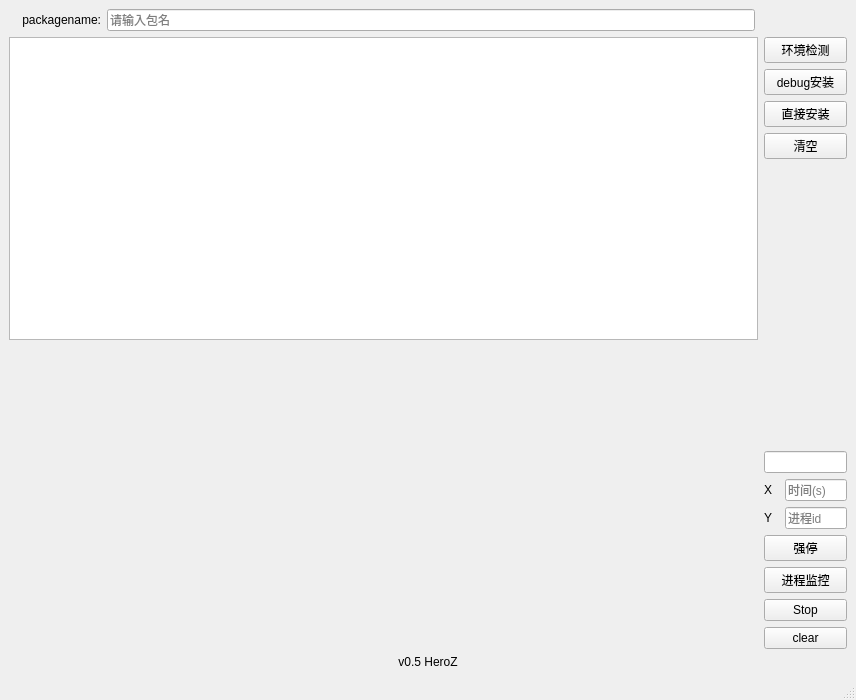
Qt form ui/newtoolui.ui (HeroZ6/haiwaitest_tool) before a commit.
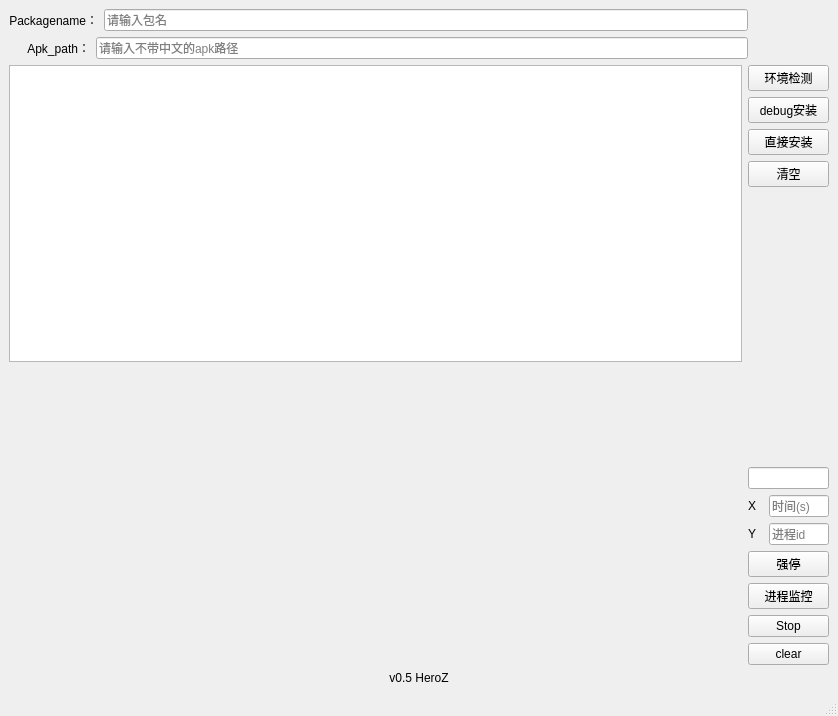
The same form after that commit. Custom widgets are drawn as their Qt base class.

Commit message: debug有bug

Patch:
```diff
--- a/ui/newtoolui.ui
+++ b/ui/newtoolui.ui
@@ -6,8 +6,8 @@
    <rect>
     <x>0</x>
     <y>0</y>
-    <width>856</width>
-    <height>700</height>
+    <width>838</width>
+    <height>716</height>
    </rect>
   </property>
   <property name="windowTitle">
@@ -18,25 +18,11 @@
     <item>
      <layout class="QVBoxLayout" name="outer_all">
       <item>
-       <layout class="QHBoxLayout" name="ouertui_2" stretch="1">
-        <item>
-         <layout class="QHBoxLayout" name="input_ui" stretch="1,7,1">
-          <property name="sizeConstraint">
-           <enum>QLayout::SetDefaultConstraint</enum>
-          </property>
+       <layout class="QHBoxLayout" name="package_2" stretch="1,8,1">
           <item>
            <widget class="QLabel" name="label">
-            <property name="sizePolicy">
-             <sizepolicy hsizetype="Ignored" vsizetype="Fixed">
-              <horstretch>0</horstretch>
-              <verstretch>0</verstretch>
-             </sizepolicy>
-            </property>
             <property name="text">
-             <string>packagename:</string>
-            </property>
-            <property name="textFormat">
-             <enum>Qt::AutoText</enum>
+           <string>Packagename：</string>
             </property>
             <property name="alignment">
              <set>Qt::AlignRight|Qt::AlignTrailing|Qt::AlignVCenter</set>
@@ -45,39 +31,9 @@
           </item>
           <item>
            <widget class="QLineEdit" name="packname_input">
-            <property name="sizePolicy">
-             <sizepolicy hsizetype="Ignored" vsizetype="Fixed">
-              <horstretch>0</horstretch>
-              <verstretch>0</verstretch>
-             </sizepolicy>
-            </property>
-            <property name="minimumSize">
-             <size>
-              <width>0</width>
-              <height>0</height>
-             </size>
-            </property>
-            <property name="maximumSize">
-             <size>
-              <width>700</width>
-              <height>16777215</height>
-             </size>
-            </property>
-            <property name="layoutDirection">
-             <enum>Qt::LeftToRight</enum>
-            </property>
-            <property name="inputMask">
-             <string/>
-            </property>
-            <property name="text">
-             <string/>
-            </property>
             <property name="placeholderText">
              <string>请输入包名</string>
             </property>
-            <property name="clearButtonEnabled">
-             <bool>false</bool>
-            </property>
            </widget>
           </item>
           <item>
@@ -85,18 +41,47 @@
             <property name="orientation">
              <enum>Qt::Horizontal</enum>
             </property>
-            <property name="sizeType">
-             <enum>QSizePolicy::Ignored</enum>
-            </property>
             <property name="sizeHint" stdset="0">
              <size>
-              <width>80</width>
+            <width>40</width>
               <height>20</height>
              </size>
             </property>
            </spacer>
           </item>
          </layout>
+      </item>
+      <item>
+       <layout class="QHBoxLayout" name="path" stretch="1,8,1">
+        <item>
+         <widget class="QLabel" name="label_2">
+          <property name="text">
+           <string>Apk_path：</string>
+          </property>
+          <property name="alignment">
+           <set>Qt::AlignRight|Qt::AlignTrailing|Qt::AlignVCenter</set>
+          </property>
+         </widget>
+        </item>
+        <item>
+         <widget class="QLineEdit" name="apk_path">
+          <property name="placeholderText">
+           <string>请输入不带中文的apk路径</string>
+          </property>
+         </widget>
+        </item>
+        <item>
+         <spacer name="horizontalSpacer_2">
+          <property name="orientation">
+           <enum>Qt::Horizontal</enum>
+          </property>
+          <property name="sizeHint" stdset="0">
+           <size>
+            <width>40</width>
+            <height>20</height>
+           </size>
+          </property>
+         </spacer>
         </item>
        </layout>
       </item>
@@ -113,7 +98,7 @@
           <item>
            <widget class="QPlainTextEdit" name="result_label">
             <property name="sizePolicy">
-             <sizepolicy hsizetype="Expanding" vsizetype="Expanding">
+             <sizepolicy hsizetype="Ignored" vsizetype="Expanding">
               <horstretch>0</horstretch>
               <verstretch>1</verstretch>
              </sizepolicy>
@@ -123,7 +108,7 @@
           <item>
            <widget class="PlotWidget" name="historyPlot" native="true">
             <property name="sizePolicy">
-             <sizepolicy hsizetype="Preferred" vsizetype="Preferred">
+             <sizepolicy hsizetype="Ignored" vsizetype="Preferred">
               <horstretch>0</horstretch>
               <verstretch>1</verstretch>
              </sizepolicy>
@@ -138,20 +123,38 @@
            <layout class="QVBoxLayout" name="verticalLayout" stretch="1,1,1,1,6,0,0,0,0">
             <item>
              <widget class="QPushButton" name="env_button">
+              <property name="sizePolicy">
+               <sizepolicy hsizetype="Ignored" vsizetype="Fixed">
+                <horstretch>0</horstretch>
+                <verstretch>0</verstretch>
+               </sizepolicy>
+              </property>
               <property name="text">
                <string>环境检测</string>
               </property>
              </widget>
             </item>
             <item>
-             <widget class="QPushButton" name="pushButton_3">
+             <widget class="QPushButton" name="debug_install">
+              <property name="sizePolicy">
+               <sizepolicy hsizetype="Ignored" vsizetype="Fixed">
+                <horstretch>0</horstretch>
+                <verstretch>0</verstretch>
+               </sizepolicy>
+              </property>
               <property name="text">
                <string>debug安装</string>
               </property>
              </widget>
             </item>
             <item>
-             <widget class="QPushButton" name="pushButton_4">
+             <widget class="QPushButton" name="common_install">
+              <property name="sizePolicy">
+               <sizepolicy hsizetype="Ignored" vsizetype="Fixed">
+                <horstretch>0</horstretch>
+                <verstretch>0</verstretch>
+               </sizepolicy>
+              </property>
               <property name="text">
                <string>直接安装</string>
               </property>
@@ -159,6 +162,12 @@
             </item>
             <item>
              <widget class="QPushButton" name="clear_button">
+              <property name="sizePolicy">
+               <sizepolicy hsizetype="Ignored" vsizetype="Fixed">
+                <horstretch>0</horstretch>
+                <verstretch>0</verstretch>
+               </sizepolicy>
+              </property>
               <property name="text">
                <string>清空</string>
               </property>
@@ -169,6 +178,9 @@
               <property name="orientation">
                <enum>Qt::Vertical</enum>
               </property>
+              <property name="sizeType">
+               <enum>QSizePolicy::Ignored</enum>
+              </property>
               <property name="sizeHint" stdset="0">
                <size>
                 <width>20</width>
@@ -178,7 +190,14 @@
              </spacer>
             </item>
             <item>
-             <widget class="QLineEdit" name="time_line"/>
+             <widget class="QLineEdit" name="time_line">
+              <property name="sizePolicy">
+               <sizepolicy hsizetype="Ignored" vsizetype="Fixed">
+                <horstretch>0</horstretch>
+                <verstretch>0</verstretch>
+               </sizepolicy>
+              </property>
+             </widget>
             </item>
             <item>
              <layout class="QHBoxLayout" name="X_value" stretch="2,8">
@@ -242,6 +261,12 @@
             </item>
             <item>
              <widget class="QPushButton" name="force_stop">
+              <property name="sizePolicy">
+               <sizepolicy hsizetype="Ignored" vsizetype="Fixed">
+                <horstretch>0</horstretch>
+                <verstretch>0</verstretch>
+               </sizepolicy>
+              </property>
               <property name="text">
                <string>强停</string>
               </property>
@@ -251,6 +276,12 @@
           </item>
           <item>
            <widget class="QPushButton" name="process_start">
+            <property name="sizePolicy">
+             <sizepolicy hsizetype="Ignored" vsizetype="Fixed">
+              <horstretch>0</horstretch>
+              <verstretch>0</verstretch>
+             </sizepolicy>
+            </property>
             <property name="text">
              <string>进程监控</string>
             </property>
@@ -258,6 +289,12 @@
           </item>
           <item>
            <widget class="QPushButton" name="stop_button">
+            <property name="sizePolicy">
+             <sizepolicy hsizetype="Ignored" vsizetype="Fixed">
+              <horstretch>0</horstretch>
+              <verstretch>0</verstretch>
+             </sizepolicy>
+            </property>
             <property name="text">
              <string>Stop</string>
             </property>
@@ -266,7 +303,7 @@
           <item>
            <widget class="QPushButton" name="process_clear">
             <property name="sizePolicy">
-             <sizepolicy hsizetype="Minimum" vsizetype="Fixed">
+             <sizepolicy hsizetype="Ignored" vsizetype="Fixed">
               <horstretch>0</horstretch>
               <verstretch>1</verstretch>
              </sizepolicy>
@@ -281,7 +318,7 @@
        </layout>
       </item>
       <item>
-       <widget class="QLabel" name="label_2">
+       <widget class="QLabel" name="version">
         <property name="text">
          <string>v0.5 HeroZ</string>
         </property>
```
Left out of the diff: 2 changed lines with no effect on the pictures. Lines whose indentation alone changed are shown as unchanged. The commit also changes 1 other file.
